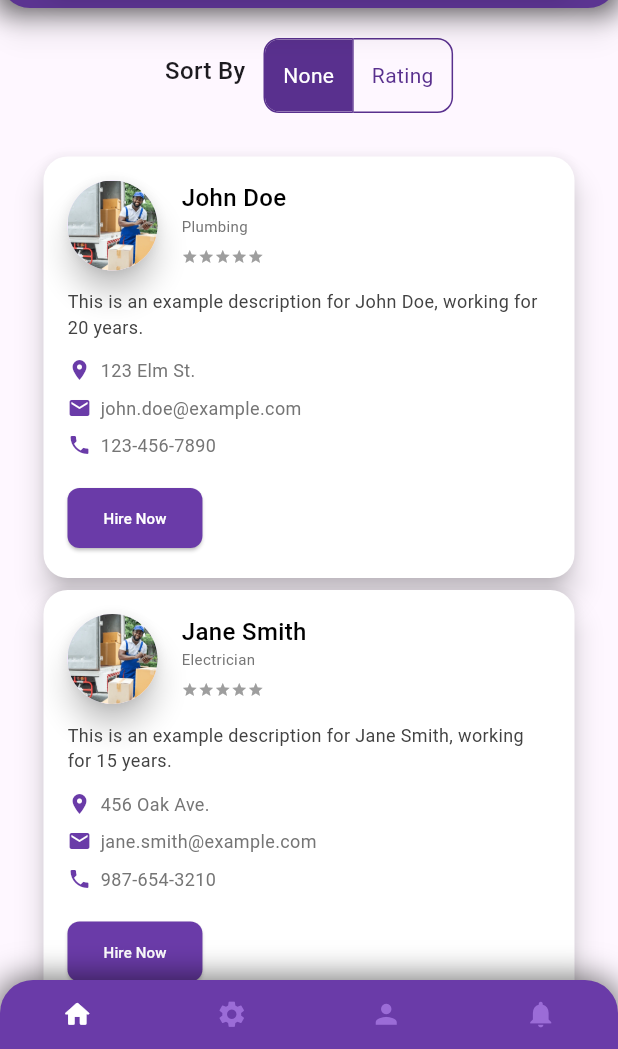
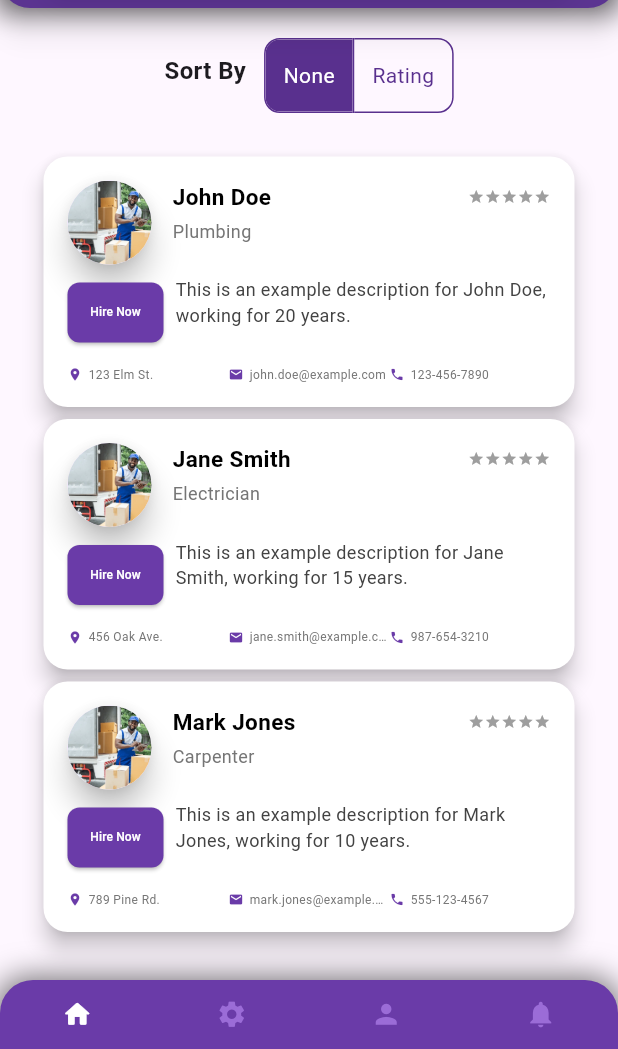
Before and after one commit to mhamad911/Fixit_App-1, a Flutter app: the SearchPage screen opened directly with empty values, on a phone screen of 412 x 824 dp, the part 187-1236 px from its top. Run offline on Flutter 3.47's test engine with Material 3 defaults, Android fonts, the phone set to English and light mode, and no system bars; our stand-ins replace google_fonts, image_picker, lottie; Roboto replaces fonts that are missing (Libre Caslon Text).

Commit message:
Revert "changing the design of the card components"
This reverts commit 61ca7653726b6aa05734344812a98c8df44ac2bf.

```diff
--- a/lib/GeneralComponents/Custom_Card_Widget.dart
+++ b/lib/GeneralComponents/Custom_Card_Widget.dart
@@ -9,8 +9,6 @@ import 'package:flutter/material.dart';
 import 'package:google_fonts/google_fonts.dart';
 
 import 'Custom_Star_widget.dart';
-
-import 'package:flutter/material.dart';
 
 class CustomCard extends StatelessWidget {
   final Image image;
@@ -38,62 +36,95 @@ class CustomCard extends StatelessWidget {
   @override
   Widget build(BuildContext context) {
     return Card(
+
       color: Colors.white,
       shape: RoundedRectangleBorder(borderRadius: BorderRadius.circular(16)),
-      elevation: 8,
+      elevation: 6,
       child: Padding(
         padding: const EdgeInsets.all(16),
         child: Column(
           crossAxisAlignment: CrossAxisAlignment.start,
           children: [
-            // Row for Profile Picture, Name, Category, and Rating
+            // Top Row with Profile Picture, Name, Category, and Star Rating
             Row(
               crossAxisAlignment: CrossAxisAlignment.start,
               children: [
-                // Profile Image
                 Material(
+                  shape: RoundedRectangleBorder(borderRadius: BorderRadius.circular(radius)),
+
                   elevation: 8,
-                  shape: RoundedRectangleBorder(borderRadius: BorderRadius.circular(radius)),
                   child: CircleAvatar(
-
-                    radius: 30,
+                    radius: 28,
                     backgroundImage: image.image,
                   ),
                 ),
-                SizedBox(width: 16),
-                // Name, Category, and Rating
+                SizedBox(width: 14),
                 Expanded(
                   child: Column(
                     crossAxisAlignment: CrossAxisAlignment.start,
                     children: [
-                      Text(
+                      // Name, Category, and Rating in one row
+                      Row(
+                        mainAxisAlignment: MainAxisAlignment.spaceBetween,
+                        children: [
+                          Expanded(
+                            child: Text(
                               name,
                               style: GoogleFonts.libreCaslonText(
-                          fontSize: 16,
-                          fontWeight: FontWeight.w500,
+                                fontSize: 15,
+                                fontWeight: FontWeight.bold,
                                 color: Colors.black,
                               ),
+                              overflow: TextOverflow.ellipsis,
                             ),
+                          ),
+                          SizedBox(width: 8),
+                          const StarDisplayWidget(
+                            filledStar: Icon(Icons.star, color: Colors.yellow, size: 11),
+                            unfilledStar: Icon(Icons.star, color: Colors.grey, size: 11),
+                          ),
+                        ],
+                      ),
+                      SizedBox(height: 4),
+
                       Text(
                         category,
                         style: GoogleFonts.libreCaslonText(
-                          fontSize: 10,
+                          fontSize: 12,
                           color: Colors.grey[600],
                         ),
                       ),
-                      SizedBox(height: 8),
-                      // Star Rating
-                  StarDisplayWidget(
-                    filledStar: Icon(Icons.star, color: Colors.yellow, size: 11),
-                    unfilledStar: Icon(Icons.star, color: Colors.grey, size: 11),),
                     ],
                   ),
                 ),
               ],
             ),
-            SizedBox(height: 12),
-            // Description
-            Text(
+            SizedBox(height: 8),
+            // Description and Hire Button Row
+            Row(
+              crossAxisAlignment: CrossAxisAlignment.start,
+              children: [
+                ElevatedButton(
+                  onPressed: () {},
+                  style: ElevatedButton.styleFrom(
+                    backgroundColor: Color(0xFF6A3BA8),
+                    shape: RoundedRectangleBorder(
+                      borderRadius: BorderRadius.circular(8),
+                    ),
+                    padding: const EdgeInsets.symmetric(horizontal: 12, vertical: 7),
+                  ),
+                  child: Text(
+                    'Hire Now',
+                    style: GoogleFonts.libreCaslonText(
+                      color: Colors.white,
+                      fontSize: 8,
+                    ),
+                  ),
+                ),
+                SizedBox(width: 8),
+
+                Expanded(
+                  child: Text(
                     desc,
                     style: GoogleFonts.libreCaslonText(
                       fontSize: 12,
@@ -102,68 +133,67 @@ class CustomCard extends StatelessWidget {
                     maxLines: 2,
                     overflow: TextOverflow.ellipsis,
                   ),
+                ),
+
+              ],
+            ),
             SizedBox(height: 12),
-            // Location
+            // Bottom Row with Location, Email, and Phone
             Row(
+              mainAxisAlignment: MainAxisAlignment.spaceBetween,
               children: [
-                Icon(Icons.location_on, size: 16, color: Color(0xff6A3BA8)),
-                SizedBox(width: 6),
+                Flexible(
+                  child: Row(
+                    children: [
+                      Icon(Icons.location_on, size: 10, color: Color(0xFF6A3BA8)),
+                      SizedBox(width: 4),
                       Expanded(
                         child: Text(
                           local,
-                    style: GoogleFonts.libreCaslonText(color: Colors.grey[600],fontSize: 12),
+                          style: GoogleFonts.libreCaslonText(
+                            fontSize: 8,
+                            color: Colors.grey[600],
+                          ),
+                          overflow: TextOverflow.ellipsis,
                         ),
                       ),
                     ],
                   ),
-            SizedBox(height: 8),
-            // Email
-            Row(
+                ),
+                Flexible(
+                  child: Row(
                     children: [
-                Icon(Icons.email, size: 16, color: Color(0xff6A3BA8)),
-                SizedBox(width: 6),
+                      Icon(Icons.email, size: 10, color: Color(0xFF6A3BA8)),
+                      SizedBox(width: 4),
                       Expanded(
                         child: Text(
                           email,
-                    style: GoogleFonts.libreCaslonText(color: Colors.grey[600],fontSize: 12
+                          style: GoogleFonts.libreCaslonText(
+                            fontSize: 8,
+                            color: Colors.grey[600],
                           ),
+                          overflow: TextOverflow.ellipsis,
                         ),
                       ),
                     ],
                   ),
-            SizedBox(height: 8),
-            // Phone Number
-            Row(
+                ),
+                Flexible(
+                  child: Row(
                     children: [
-                Icon(Icons.phone, size: 16, color: Color(0xff6A3BA8)),
-                SizedBox(width: 6),
+                      Icon(Icons.phone, size: 10, color: Color(0xFF6A3BA8)),
+                      SizedBox(width: 4),
                       Text(
                         number,
-                  style: GoogleFonts.libreCaslonText(color: Colors.grey[600],
-                  fontSize: 12),
+                        style: GoogleFonts.libreCaslonText(
+                          fontSize: 8,
+                          color: Colors.grey[600],
+                        ),
                       ),
                     ],
                   ),
-            SizedBox(height: 16),
-            // Hire Now Button
-            Align(
-              alignment: Alignment.centerLeft,
-              child: ElevatedButton(
-                onPressed: () {
-
-                },
-                style: ElevatedButton.styleFrom(
-                  backgroundColor: Color(0xff6A3BA8), // Button color
-                  shape: RoundedRectangleBorder(
-                    borderRadius: BorderRadius.circular(8),
                 ),
-                  padding: EdgeInsets.symmetric(horizontal: 24, vertical: 12),
-                ),
-                child: Text(
-                  'Hire Now',
-                  style: GoogleFonts.libreCaslonText(color: Colors.white,fontSize: 10),
-                ),
-              ),
+              ],
             ),
           ],
         ),
--- a/lib/Pages/Home_Owner/Input_onwer/Home_app/Category_Page/Category_Page_Components/Custom_Sorting_Text_B.dart
+++ b/lib/Pages/Home_Owner/Input_onwer/Home_app/Category_Page/Category_Page_Components/Custom_Sorting_Text_B.dart
@@ -43,7 +43,7 @@ class _SortingSegmentedControlState extends State<SortingSegmentedControl> {
           padding: const EdgeInsets.only(right: 12,top: 10),
           child: Text(
             widget.title, // Title passed from parent
-            style: const TextStyle(fontSize: 16, fontWeight: FontWeight.w500),
+            style: const TextStyle(fontSize: 16, fontWeight: FontWeight.bold),
           ),
         ),
 
--- a/lib/Pages/Home_Owner/Input_onwer/Home_app/Category_Page/category_page.dart
+++ b/lib/Pages/Home_Owner/Input_onwer/Home_app/Category_Page/category_page.dart
@@ -92,7 +92,6 @@ final List<CustomCard> exampleCards = [
       }*/
   }
     return Scaffold(
-      backgroundColor: Colors.white,
       appBar: CustomAppBar(title: ''),
       resizeToAvoidBottomInset: false,
       body: Consumer<ContractorProvider>(
```
Lines whose indentation alone changed are shown as unchanged.
